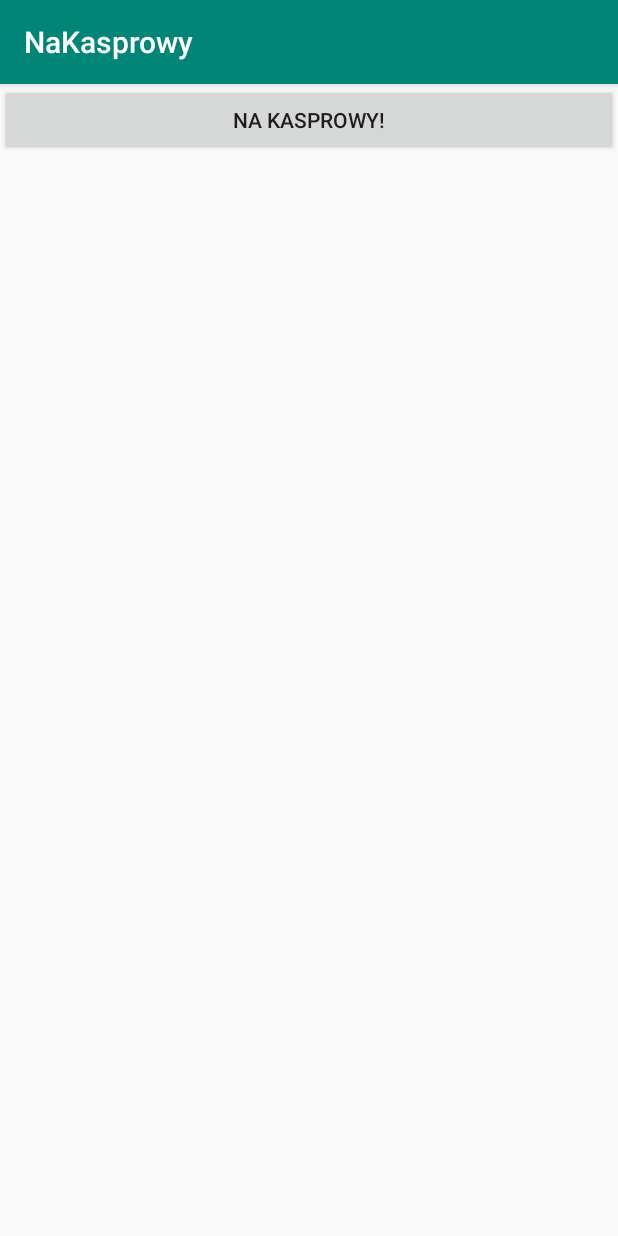
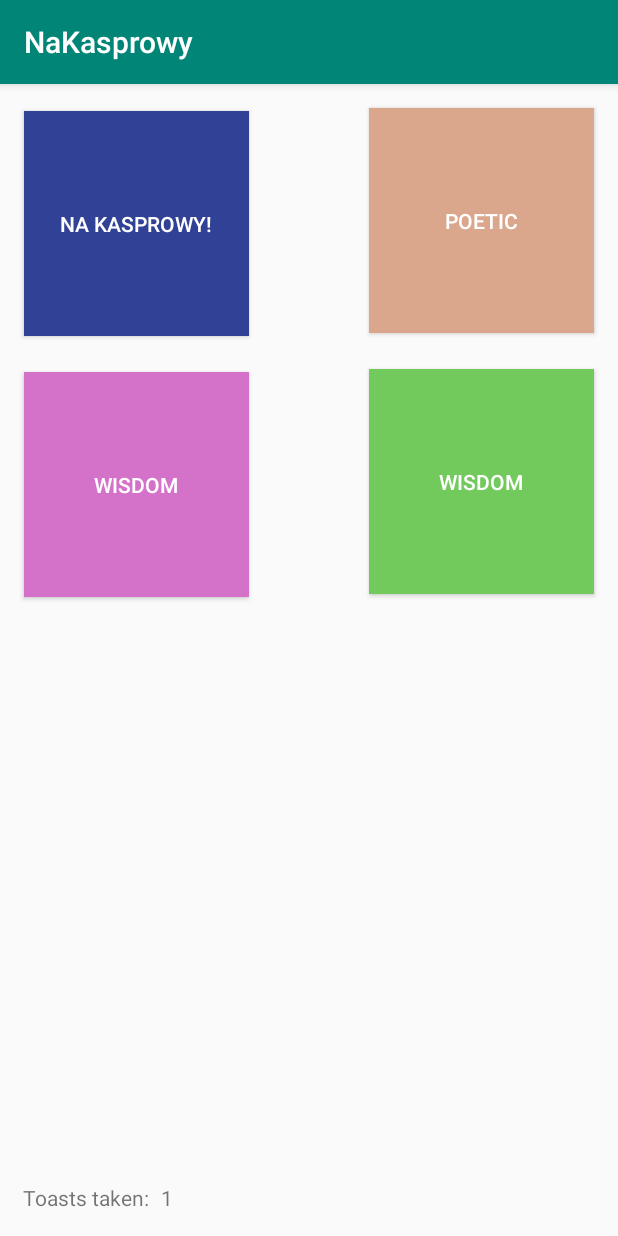
Before and after one commit to prezydium/NaKasprowy, an Android app: the screen it shows after launch (MainActivity), after a tap on "NA KASPROWY!", on a phone screen of 412 x 824 dp. Run offline under Robolectric (Android 15) with nearby library versions, the phone set to English and light mode, and no system bars.

Commit message:
Created constrain view with count display

```diff
--- a/app/src/main/java/org/prezydium/nakasprowy/MainActivity.java
+++ b/app/src/main/java/org/prezydium/nakasprowy/MainActivity.java
@@ -1,23 +1,51 @@
 package org.prezydium.nakasprowy;
 
 import android.media.MediaPlayer;
+import android.os.Bundle;
 import android.support.v7.app.AppCompatActivity;
-import android.os.Bundle;
 import android.view.View;
+import android.widget.TextView;
 
 public class MainActivity extends AppCompatActivity {
 
-    private MediaPlayer mediaPlayer;
+    private MediaPlayer toastOneMediaPlayer;
+    private MediaPlayer toastTwoMediaPlayer;
+    private MediaPlayer toastThreeMediaPlayer;
+    private MediaPlayer toastFourMediaPlayer;
+    private TextView countDisplay;
+    private long toastCount = 0;
 
     @Override
     protected void onCreate(Bundle savedInstanceState) {
         super.onCreate(savedInstanceState);
         setContentView(R.layout.activity_main);
-        mediaPlayer = MediaPlayer.create(this, R.raw.toast1);
+        toastOneMediaPlayer = MediaPlayer.create(this, R.raw.toast1);
+        toastTwoMediaPlayer = MediaPlayer.create(this, R.raw.toast2);
+        toastThreeMediaPlayer = MediaPlayer.create(this, R.raw.toast3);
+        toastFourMediaPlayer = MediaPlayer.create(this, R.raw.toast4);
+        countDisplay = findViewById(R.id.countDisplay);
     }
 
     public void playToast(View view) {
-        view.getId();
-        mediaPlayer.start();
+        switch (view.getId()) {
+            case R.id.btn_toast1:
+                toastOneMediaPlayer.start();
+                break;
+            case R.id.btn_toast2:
+                toastTwoMediaPlayer.start();
+                break;
+            case R.id.btn_toast3:
+                toastThreeMediaPlayer.start();
+                break;
+            case R.id.btn_toast4:
+                toastFourMediaPlayer.start();
+                break;
+        }
+        updateCountView();
+    }
+
+    private void updateCountView() {
+        toastCount++;
+        countDisplay.setText(String.valueOf(toastCount));
     }
 }
--- a/app/src/main/res/layout/activity_main.xml
+++ b/app/src/main/res/layout/activity_main.xml
@@ -1,19 +1,91 @@
 <?xml version="1.0" encoding="utf-8"?>
-<FrameLayout xmlns:android="http://schemas.android.com/apk/res/android"
+<android.support.constraint.ConstraintLayout xmlns:android="http://schemas.android.com/apk/res/android"
+    xmlns:app="http://schemas.android.com/apk/res-auto"
+    xmlns:tools="http://schemas.android.com/tools"
     android:layout_width="match_parent"
     android:layout_height="match_parent">
 
-    <ScrollView
-        android:layout_width="match_parent"
-        android:layout_height="match_parent">
+    <Button
+        android:id="@+id/btn_toast1"
+        style="@style/Widget.AppCompat.Button.Colored"
+        android:layout_width="150dp"
+        android:layout_height="150dp"
+        android:layout_marginStart="16dp"
+        android:layout_marginLeft="16dp"
+        android:layout_marginTop="18dp"
+        android:layout_marginBottom="21dp"
+        android:background="@color/btn_1"
+        android:onClick="playToast"
+        android:text="@string/toast1"
+        app:layout_constraintBottom_toTopOf="@+id/btn_toast3"
+        app:layout_constraintHorizontal_chainStyle="spread_inside"
+        app:layout_constraintStart_toStartOf="parent"
+        app:layout_constraintTop_toTopOf="parent" />
 
-        <Button
-            android:id="@+id/btn_toast1"
-            android:layout_width="match_parent"
-            android:layout_height="wrap_content"
-            android:text="@string/toast1"
-            android:onClick="playToast"/>
+    <Button
+        android:id="@+id/btn_toast2"
+        style="@style/Widget.AppCompat.Button.Colored"
+        android:layout_width="150dp"
+        android:layout_height="150dp"
+        android:layout_marginTop="16dp"
+        android:layout_marginEnd="16dp"
+        android:layout_marginRight="16dp"
+        android:background="@color/btn_2"
+        android:onClick="playToast"
+        android:text="@string/toast2"
+        android:textColorLink="@color/colorAccent"
+        app:layout_constraintEnd_toEndOf="parent"
+        app:layout_constraintTop_toTopOf="parent" />
 
-    </ScrollView>
+    <Button
+        android:id="@+id/btn_toast3"
+        style="@style/Widget.AppCompat.Button.Colored"
+        android:layout_width="150dp"
+        android:layout_height="150dp"
+        android:layout_marginStart="16dp"
+        android:layout_marginLeft="16dp"
+        android:layout_marginTop="24dp"
+        android:background="@color/btn_3"
+        android:onClick="playToast"
+        android:text="@string/wisdom1"
+        android:textColorLink="@color/colorAccent"
+        app:layout_constraintStart_toStartOf="parent"
+        app:layout_constraintTop_toBottomOf="@+id/btn_toast1" />
 
-</FrameLayout>
+    <Button
+        android:id="@+id/btn_toast4"
+        style="@style/Widget.AppCompat.Button.Colored"
+        android:layout_width="150dp"
+        android:layout_height="150dp"
+        android:layout_marginTop="24dp"
+        android:layout_marginEnd="16dp"
+        android:layout_marginRight="16dp"
+        android:background="@color/btn_4"
+        android:onClick="playToast"
+        android:text="@string/toast3"
+        android:textColorLink="@color/colorAccent"
+        app:layout_constraintEnd_toEndOf="parent"
+        app:layout_constraintTop_toBottomOf="@+id/btn_toast2" />
+
+    <TextView
+        android:id="@+id/countLabel"
+        android:layout_width="wrap_content"
+        android:layout_height="0dp"
+        android:layout_marginStart="15dp"
+        android:layout_marginLeft="15dp"
+        android:layout_marginBottom="16dp"
+        android:text="@string/toastCountLabel"
+        app:layout_constraintBottom_toBottomOf="parent"
+        app:layout_constraintStart_toStartOf="parent" />
+
+    <TextView
+        android:id="@+id/countDisplay"
+        android:layout_width="wrap_content"
+        android:layout_height="wrap_content"
+        android:layout_marginStart="8dp"
+        android:layout_marginLeft="8dp"
+        android:layout_marginBottom="16dp"
+        app:layout_constraintBottom_toBottomOf="parent"
+        app:layout_constraintStart_toEndOf="@+id/countLabel" />
+
+</android.support.constraint.ConstraintLayout>
--- a/app/src/main/res/values/colors.xml
+++ b/app/src/main/res/values/colors.xml
@@ -3,4 +3,8 @@
     <color name="colorPrimary">#008577</color>
     <color name="colorPrimaryDark">#00574B</color>
     <color name="colorAccent">#D81B60</color>
+    <color name="btn_1">#314296</color>
+    <color name="btn_2">#daa68c</color>
+    <color name="btn_3">#d472ca</color>
+    <color name="btn_4">#72c95c</color>
 </resources>
--- a/app/src/main/res/values/strings.xml
+++ b/app/src/main/res/values/strings.xml
@@ -1,4 +1,9 @@
 <resources>
     <string name="app_name">NaKasprowy</string>
     <string name="toast1">Na Kasprowy!</string>
+    <string name="toast2">Poetic</string>
+    <string name="toast3">Wisdom</string>
+    <string name="toast4">Gentleman</string>
+    <string name="wisdom1">Wisdom</string>
+    <string name="toastCountLabel">Toasts taken: </string>
 </resources>
```
